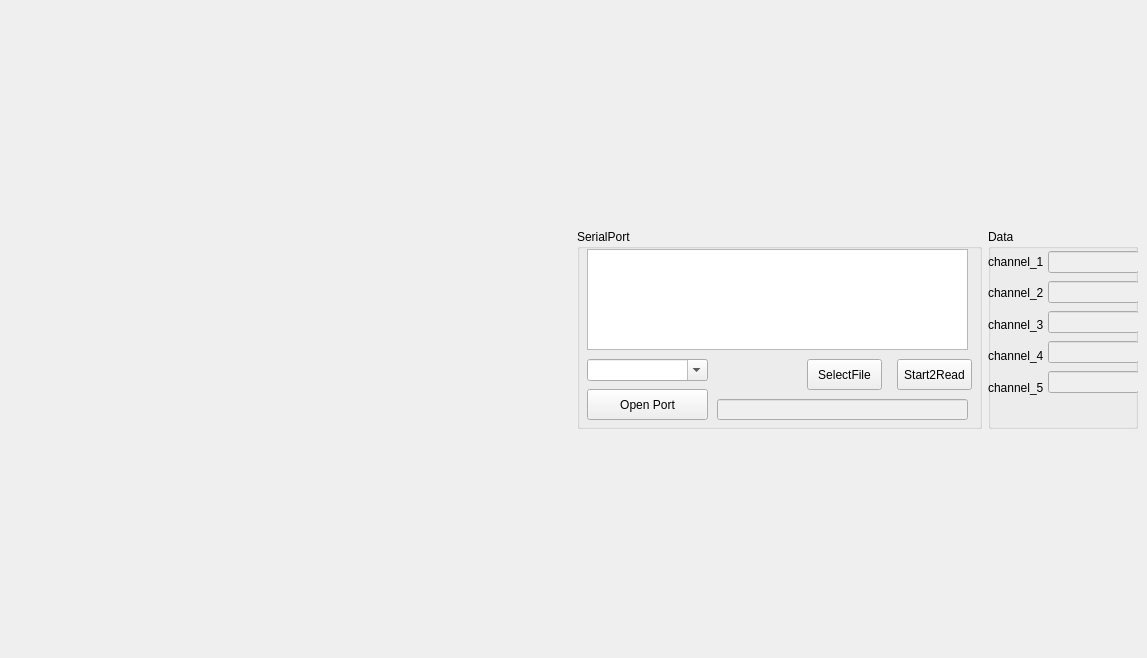
The window that mainwindow.ui (lnwin/GZ_SerialPort_Test) describes before a commit, drawn with Qt 5.
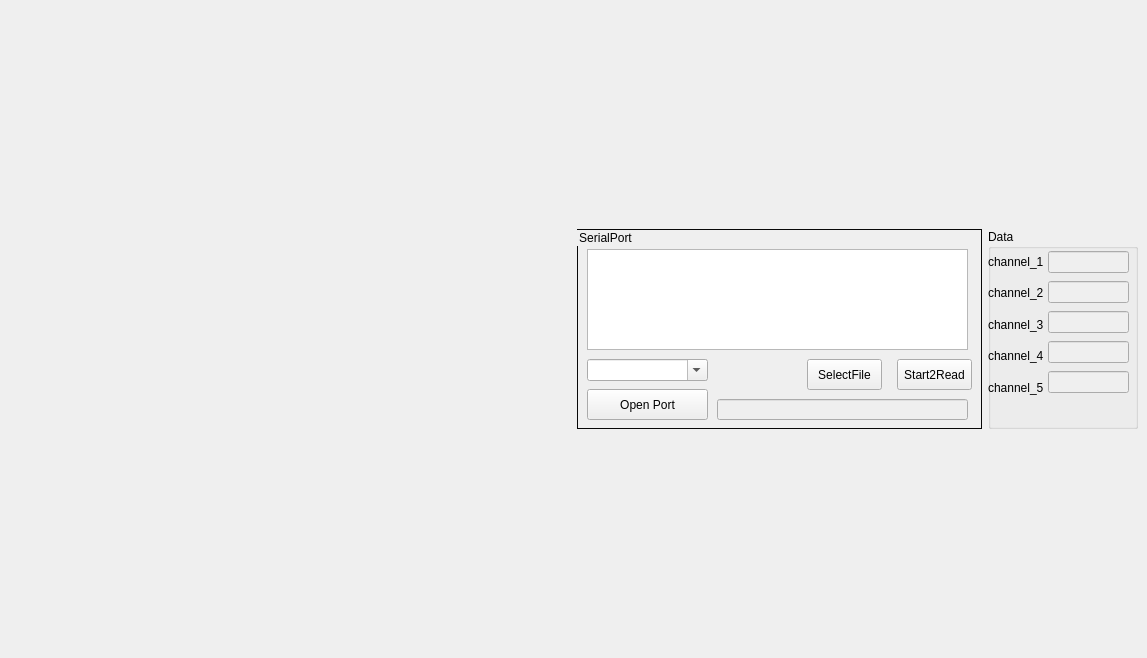
The same window after the commit. Icons and pictures are not drawn.

The edit to the form file:
```diff
--- a/mainwindow.ui
+++ b/mainwindow.ui
@@ -25,6 +25,9 @@
           <height>200</height>
          </size>
         </property>
+        <property name="styleSheet">
+         <string notr="true"/>
+        </property>
         <property name="title">
          <string>Data</string>
         </property>
@@ -80,7 +83,7 @@
           <rect>
            <x>60</x>
            <y>20</y>
-           <width>91</width>
+           <width>81</width>
            <height>151</height>
           </rect>
          </property>
@@ -126,9 +129,21 @@
       </item>
       <item row="1" column="1">
        <widget class="QGroupBox" name="tool">
+        <property name="styleSheet">
+         <string notr="true">QGroupBox
+     {
+            border-color: rgb(7, 7, 7);
+            border-width: 1px;
+            border-style: solid;
+            margin-top: 0.5ex;
+        }</string>
+        </property>
         <property name="title">
          <string>SerialPort</string>
         </property>
+        <property name="flat">
+         <bool>false</bool>
+        </property>
         <widget class="QComboBox" name="portcomboBox">
          <property name="geometry">
           <rect>
```
Left out of the diff: 11 changed lines with no effect on the pictures.
